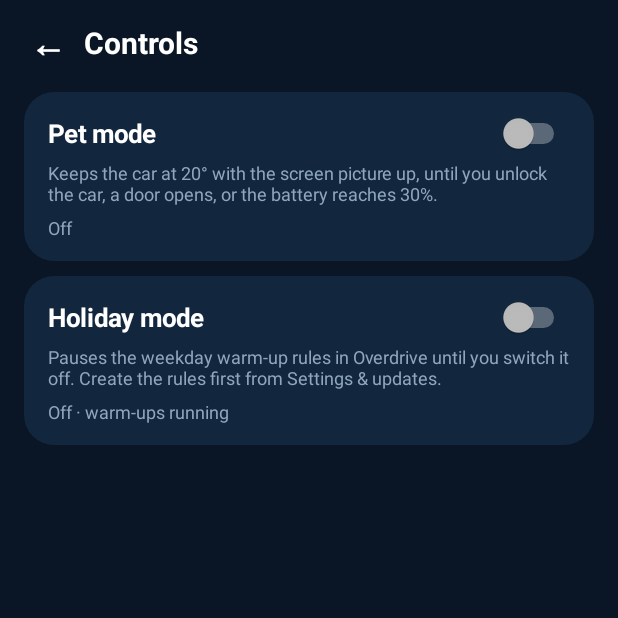
After one commit to ali577cm/BYDrive, an Android app: the ControlsActivity screen opened directly, with no data from a screen before it, on a phone screen of 412 x 824 dp, the top half of it. The commit adds this screen. Run offline under Robolectric (Android 15) with nearby library versions, the phone set to English and light mode, and no system bars.

Commit message:
Pet mode and holiday mode move into an in-app Controls screen; remove both widgets and the CPD handling

```diff
--- a/app/src/main/java/com/overdrive/app/CarCommand.kt
+++ b/app/src/main/java/com/overdrive/app/CarCommand.kt
@@ -54,10 +54,6 @@ object CarCommand {
         }
     }
 
-    /** Sets Child Presence Detection: value 1 = on, 2 = off (Overdrive's own values). */
-    fun setChildPresenceDetection(ctx: Context, value: Int): Outcome =
-        post(ctx, "/api/vehicle/setting", JSONObject().put("target", "childPresenceDetection").put("value", value))
-
     /** Turns the climate ON at [tempC] for [minutes] (Overdrive allows 10, 15, 20, 25 or 30). */
     fun startClimate(ctx: Context, tempC: Double, minutes: Int): Outcome {
         val r = post(ctx, "/api/vehicle/climate",
--- a/app/src/main/java/com/overdrive/app/CarState.kt
+++ b/app/src/main/java/com/overdrive/app/CarState.kt
@@ -10,7 +10,6 @@ object CarState {
         val insideC: Double?,      // cabin temperature
         val locked: Int,           // 1 locked, 2 unlocked, other unknown
         val soc: Double?,          // battery %
-        val cpdOn: Boolean?,       // Child Presence Detection
         val doorsOpen: Int = 0,    // number of open doors
     )
 
@@ -31,7 +30,6 @@ object CarState {
             insideC = climate?.optDouble("insideTempC", Double.NaN)?.takeIf { !it.isNaN() },
             locked = j.optJSONObject("doors")?.optInt("overall", -1) ?: -1,
             soc = j.optJSONObject("battery")?.optDouble("soc", Double.NaN)?.takeIf { !it.isNaN() },
-            cpdOn = setting?.let { if (it.has("childPresenceDetection")) it.optBoolean("childPresenceDetection") else null },
             doorsOpen = j.optJSONObject("doorOpen")?.let { o -> o.keys().asSequence().count { k -> k != "fuelCap" && k != "trunk" && o.optBoolean(k, false) } } ?: 0,
         )
     }
--- /dev/null
+++ b/app/src/main/java/com/overdrive/app/ControlsActivity.kt
@@ -0,0 +1,126 @@
+package com.overdrive.app
+
+import android.app.Activity
+import android.graphics.Color
+import android.graphics.drawable.GradientDrawable
+import android.os.Bundle
+import android.os.Handler
+import android.os.Looper
+import android.view.Gravity
+import android.widget.LinearLayout
+import android.widget.ScrollView
+import android.widget.Switch
+import android.widget.TextView
+
+/** Controls: switch pet mode and holiday mode (pausing the warm-ups) on and off. */
+class ControlsActivity : Activity() {
+
+    private val handler = Handler(Looper.getMainLooper())
+    private lateinit var petSwitch: Switch
+    private lateinit var petStatus: TextView
+    private lateinit var holSwitch: Switch
+    private lateinit var holStatus: TextView
+    private var updating = false
+
+    private val bg = Color.parseColor("#0A1626")
+    private val card = Color.parseColor("#12263D")
+    private val accent = Color.parseColor("#2BD4A7")
+    private val dim = Color.parseColor("#8FA6BD")
+    private val warn = Color.parseColor("#FFC857")
+    private val bad = Color.parseColor("#FF8A8A")
+
+    private fun dp(v: Int) = (v * resources.displayMetrics.density).toInt()
+
+    private fun text(t: String, sp: Float, color: Int, bold: Boolean = false) = TextView(this).apply {
+        this.text = t
+        textSize = sp
+        setTextColor(color)
+        if (bold) setTypeface(typeface, android.graphics.Typeface.BOLD)
+    }
+
+    override fun onCreate(savedInstanceState: Bundle?) {
+        super.onCreate(savedInstanceState)
+        val root = LinearLayout(this).apply { orientation = LinearLayout.VERTICAL; setBackgroundColor(bg) }
+        val bar = LinearLayout(this).apply {
+            orientation = LinearLayout.HORIZONTAL
+            gravity = Gravity.CENTER_VERTICAL
+            setPadding(dp(8), dp(8), dp(8), dp(4))
+        }
+        bar.addView(text("←", 24f, Color.WHITE, true).apply {
+            setPadding(dp(12), dp(4), dp(12), dp(4))
+            setOnClickListener { finish() }
+            contentDescription = "Back"
+        })
+        bar.addView(text("Controls", 20f, Color.WHITE, true))
+        root.addView(bar)
+
+        val content = LinearLayout(this).apply { orientation = LinearLayout.VERTICAL; setPadding(dp(16), dp(8), dp(16), dp(24)) }
+        petSwitch = Switch(this)
+        petStatus = text("", 12f, dim)
+        content.addView(row("Pet mode", "Keeps the car at ${PetMode.TEMP_C.toInt()}° with the screen picture up, until you unlock the car, a door opens, or the battery reaches ${PetMode.MIN_SOC}%.", petSwitch, petStatus))
+        holSwitch = Switch(this)
+        holStatus = text("", 12f, dim)
+        content.addView(row("Holiday mode", "Pauses the weekday warm-up rules in Overdrive until you switch it off. Create the rules first from Settings & updates.", holSwitch, holStatus))
+        root.addView(ScrollView(this).apply { addView(content) }, LinearLayout.LayoutParams(-1, 0, 1f))
+        setContentView(root)
+
+        petSwitch.setOnCheckedChangeListener { _, _ -> if (!updating) { PetMode.toggle(this); handler.postDelayed({ refresh() }, 600) } }
+        holSwitch.setOnCheckedChangeListener { _, _ -> if (!updating) { HolidayMode.toggle(this); handler.postDelayed({ refresh() }, 600) } }
+    }
+
+    private fun row(title: String, blurb: String, sw: Switch, status: TextView): LinearLayout {
+        val c = LinearLayout(this).apply {
+            orientation = LinearLayout.VERTICAL
+            setPadding(dp(16), dp(14), dp(16), dp(14))
+            background = GradientDrawable().apply { setColor(card); cornerRadius = dp(20).toFloat() }
+            layoutParams = LinearLayout.LayoutParams(-1, -2).apply { bottomMargin = dp(10) }
+        }
+        val head = LinearLayout(this).apply { orientation = LinearLayout.HORIZONTAL; gravity = Gravity.CENTER_VERTICAL }
+        head.addView(text(title, 17f, Color.WHITE, true), LinearLayout.LayoutParams(0, -2, 1f))
+        head.addView(sw)
+        c.addView(head)
+        c.addView(text(blurb, 12f, dim).apply { setPadding(0, dp(4), 0, dp(6)) })
+        c.addView(status)
+        return c
+    }
+
+    private val tick = object : Runnable {
+        override fun run() { refresh(); handler.postDelayed(this, 2000) }
+    }
+
+    override fun onResume() { super.onResume(); tick.run() }
+    override fun onPause() { handler.removeCallbacks(tick); super.onPause() }
+
+    /** Redraws both switches and status lines from the saved state (pet mode and holiday run elsewhere). */
+    private fun refresh() {
+        updating = true
+        try {
+            val pet = PetMode.isActive(this)
+            petSwitch.isChecked = pet
+            val cabin = PetMode.cabin(this)
+            val dash = PetMode.p(this).getString("dash", null)
+            val note = PetMode.note(this)
+            petStatus.text = if (pet) listOfNotNull(cabin?.let { "cabin $it" }, note.ifEmpty { null }, dash).joinToString(" · ").ifEmpty { "Starting…" }
+                else if (note.isNotEmpty()) note else "Off"
+            petStatus.setTextColor(if (pet) accent else dim)
+
+            holSwitch.isChecked = HolidayMode.isOn(this)
+            holSwitch.isEnabled = !HolidayMode.busy(this)
+            val hn = HolidayMode.note(this)
+            holStatus.text = when {
+                HolidayMode.busy(this) -> "Updating the rules in Overdrive…"
+                hn.isNotEmpty() -> hn
+                HolidayMode.isOn(this) -> "ON · warm-ups paused"
+                else -> "Off · warm-ups running"
+            }
+            holStatus.setTextColor(when {
+                HolidayMode.busy(this) -> dim
+                hn.isNotEmpty() -> bad
+                HolidayMode.isOn(this) -> warn
+                else -> dim
+            })
+        } finally {
+            updating = false
+        }
+    }
+}
--- a/app/src/main/res/values/strings.xml
+++ b/app/src/main/res/values/strings.xml
@@ -4,6 +4,4 @@
     <string name="widget_small_desc">Compact strip: charge, locks, windows, sentry and energy use</string>
     <string name="shortcut_monthly">Send monthly summary now</string>
     <string name="shortcut_stats">Usage &amp; costs</string>
-    <string name="widget_pet_desc">Pet mode: tap to keep the car cool for your dog, tap again to stop</string>
-    <string name="widget_holiday_desc">Holiday: pause or resume the car warm-ups with one tap</string>
 </resources>
```
Also changed, not shown: app/src/main/AndroidManifest.xml (+4 -22 lines), app/src/main/java/com/overdrive/app/HolidayMode.kt (added, +62 -0 lines), app/src/main/java/com/overdrive/app/MainActivity.kt (+16 -2 lines), app/src/main/java/com/overdrive/app/PetService.kt (+3 -16 lines), app/src/main/java/com/overdrive/app/SealDriveHolidayWidget.kt (deleted, +0 -111 lines), app/src/main/java/com/overdrive/app/SealDrivePetWidget.kt (deleted, +0 -57 lines), app/src/main/res/layout/widget_holiday.xml (deleted, +0 -45 lines), app/src/main/res/layout/widget_pet.xml (deleted, +0 -45 lines), app/src/main/res/xml/sealdrive_holiday_info.xml (deleted, +0 -12 lines), app/src/main/res/xml/sealdrive_pet_info.xml (deleted, +0 -12 lines).
